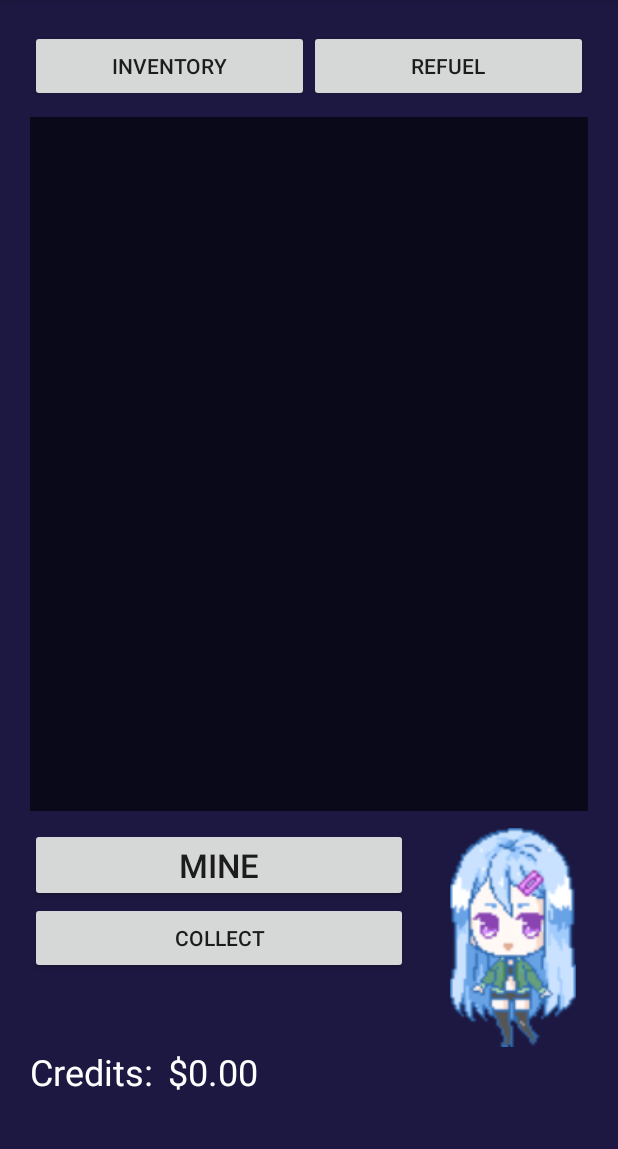
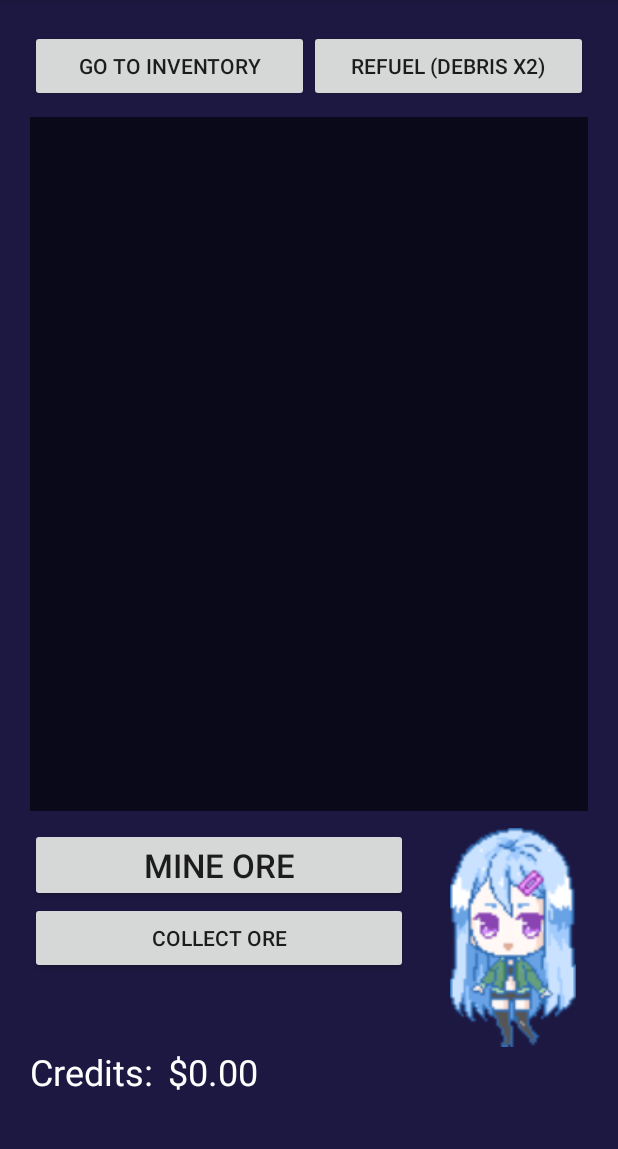
Before and after one commit to kellyegammons/SpaceMiner, an Android app: the screen it shows after launch (MainActivity), on a phone screen of 412 x 824 dp, the part 84-1233 px from its top. Run offline under Robolectric (Android 15) with nearby library versions, the phone set to English and light mode, and no system bars.

Commit message:
update button labels to be more helpful

```diff
--- a/app/src/main/res/values/strings.xml
+++ b/app/src/main/res/values/strings.xml
@@ -3,10 +3,10 @@
     <string name="girlDescription">Girl</string>
     <string name="textMiningBox">Mining Box</string>
     <string name="girlDesc">Girl</string>
-    <string name="hintInventory">Inventory</string>
-    <string name="buttonStart">Mine</string>
-    <string name="buttonRefuel">Refuel</string>
-    <string name="buttonCollect">Collect</string>
+    <string name="hintInventory">Go To Inventory</string>
+    <string name="buttonStart">Mine Ore</string>
+    <string name="buttonRefuel">Refuel (Debris x2)</string>
+    <string name="buttonCollect">Collect Ore</string>
     <string name="labelOreName">Space Debris</string>
     <string name="descOreImage">Ore</string>
     <string name="descItemImage">Null Item</string>
@@ -14,7 +14,7 @@
     <string name="buttonSettings">Settings</string>
     <string name="buttonCraft">Craft</string>
     <string name="labelCredits">Credits:</string>
-    <string name="buttonInventory">Inventory</string>
+    <string name="buttonInventory">Go To Inventory</string>
     <string name="labelItemAmount">Qty</string>
     <string name="labelItemName">Null Item</string>
     <string name="labelItemValue">$00.00 / unit</string>
```
